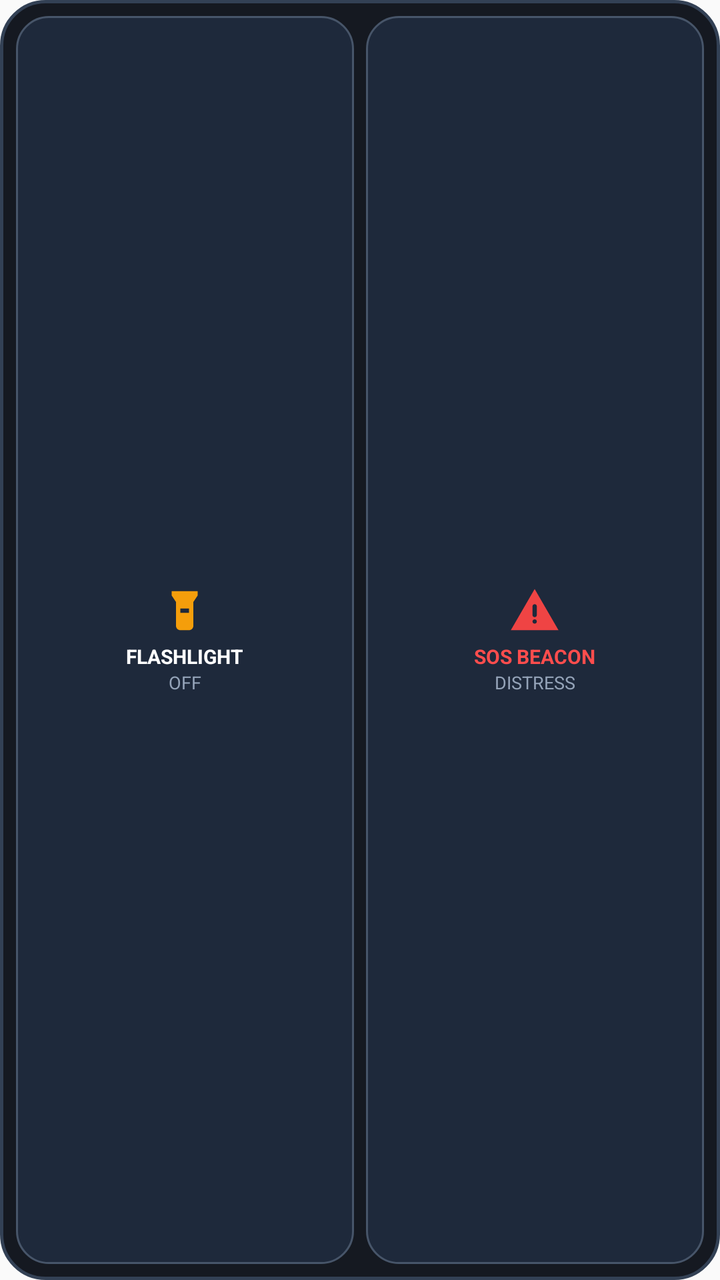
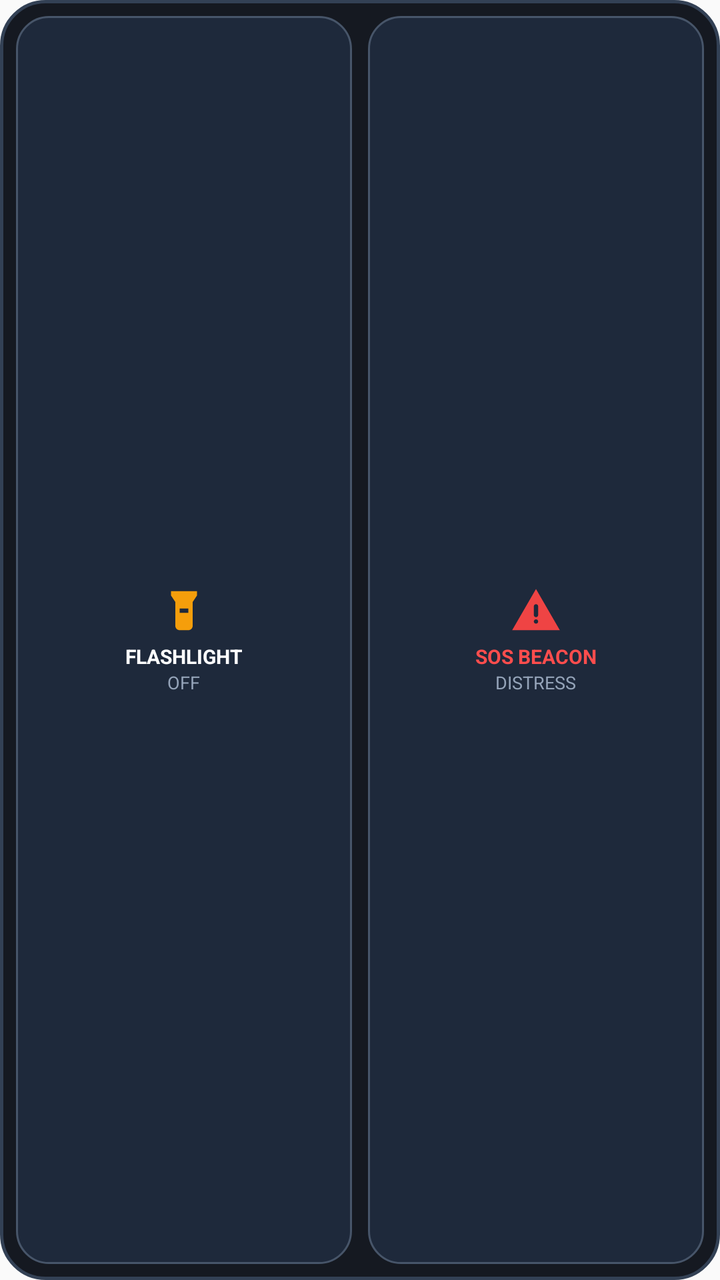

Two renders of the same Android screen: before a commit and after it. Below are the layout's source before the change and the commit's diff.
<!-- AndroidManifest.xml: application theme AppTheme -->
<!-- res/layout/lightflash_app_widget.xml -->
<?xml version="1.0" encoding="utf-8"?>
<LinearLayout xmlns:android="http://schemas.android.com/apk/res/android"
    android:id="@+id/widget_root"
    android:layout_width="match_parent"
    android:layout_height="match_parent"
    android:orientation="horizontal"
    android:background="@drawable/widget_bg"
    android:padding="8dp"
    android:gravity="center_vertical">

    
    <LinearLayout
        android:id="@+id/widget_torch_btn"
        android:layout_width="0dp"
        android:layout_height="match_parent"
        android:layout_weight="1"
        android:orientation="vertical"
        android:gravity="center"
        android:background="@drawable/widget_btn_bg">

        <ImageView
            android:id="@+id/widget_torch_icon"
            android:layout_width="26dp"
            android:layout_height="26dp"
            android:src="@drawable/ic_widget_torch"
            android:contentDescription="Toggle Flashlight" />

        <TextView
            android:id="@+id/widget_torch_label"
            android:layout_width="wrap_content"
            android:layout_height="wrap_content"
            android:text="FLASHLIGHT"
            android:textColor="#FFFFFF"
            android:textSize="10sp"
            android:textStyle="bold"
            android:layout_marginTop="3dp" />

        <TextView
            android:id="@+id/widget_torch_status"
            android:layout_width="wrap_content"
            android:layout_height="wrap_content"
            android:text="OFF"
            android:textColor="#94A3B8"
            android:textSize="9sp" />
    </LinearLayout>

    <View
        android:layout_width="6dp"
        android:layout_height="match_parent" />

    
    <LinearLayout
        android:id="@+id/widget_sos_btn"
        android:layout_width="0dp"
        android:layout_height="match_parent"
        android:layout_weight="1"
        android:orientation="vertical"
        android:gravity="center"
        android:background="@drawable/widget_btn_bg">

        <ImageView
            android:id="@+id/widget_sos_icon"
            android:layout_width="26dp"
            android:layout_height="26dp"
            android:src="@drawable/ic_widget_sos"
            android:contentDescription="Emergency SOS" />

        <TextView
            android:id="@+id/widget_sos_label"
            android:layout_width="wrap_content"
            android:layout_height="wrap_content"
            android:text="SOS BEACON"
            android:textColor="#FF4D4D"
            android:textSize="10sp"
            android:textStyle="bold"
            android:layout_marginTop="3dp" />

        <TextView
            android:id="@+id/widget_sos_status"
            android:layout_width="wrap_content"
            android:layout_height="wrap_content"
            android:text="DISTRESS"
            android:textColor="#94A3B8"
            android:textSize="9sp" />
    </LinearLayout>
</LinearLayout>
<!-- resources referenced by this layout -->
<resources>
  <!-- drawable ic_widget_sos (drawable) -->
  <vector xmlns:android="http://schemas.android.com/apk/res/android"
      android:width="32dp"
      android:height="32dp"
      android:viewportWidth="24"
      android:viewportHeight="24">
      <path
          android:fillColor="#EF4444"
          android:pathData="M12,2L1,21h22L12,2zM12,18c-0.55,0 -1,-0.45 -1,-1s0.45,-1 1,-1 1,0.45 1,1 -0.45,1 -1,1zM11,14v-4c0,-0.55 0.45,-1 1,-1s1,0.45 1,1v4c0,0.55 -0.45,1 -1,1s-1,-0.45 -1,-1z" />
  </vector>
  <!-- drawable ic_widget_torch (drawable) -->
  <vector xmlns:android="http://schemas.android.com/apk/res/android"
      android:width="32dp"
      android:height="32dp"
      android:viewportWidth="24"
      android:viewportHeight="24">
      <path
          android:fillColor="#F59E0B"
          android:pathData="M18,5V3H6v2l2,3v11c0,1.1 0.9,2 2,2h4c1.1,0 2,-0.9 2,-2V8L18,5zM14,13h-4v-2h4V13z" />
  </vector>
  <!-- drawable widget_bg (drawable) -->
  <?xml version="1.0" encoding="utf-8"?>
  <shape xmlns:android="http://schemas.android.com/apk/res/android"
      android:shape="rectangle">
      <solid android:color="#F2090D16" />
      <corners android:radius="22dp" />
      <stroke android:width="1.5dp" android:color="#334155" />
  </shape>
  <!-- drawable widget_btn_bg (drawable) -->
  <?xml version="1.0" encoding="utf-8"?>
  <shape xmlns:android="http://schemas.android.com/apk/res/android"
      android:shape="rectangle">
      <solid android:color="#1E293B" />
      <corners android:radius="16dp" />
      <stroke android:width="1dp" android:color="#475569" />
  </shape>
  <style name="AppTheme" parent="Theme.AppCompat.Light.DarkActionBar">
          
          <item name="colorPrimary">@color/colorPrimary</item>
          <item name="colorPrimaryDark">@color/colorPrimaryDark</item>
          <item name="colorAccent">@color/colorAccent</item>
      </style>
  <color name="colorPrimary">#090d16</color>
  <color name="colorPrimaryDark">#000000</color>
  <color name="colorAccent">#f59e0b</color>
</resources>

<!-- the commit's change to res/layout/lightflash_app_widget.xml (unified diff, before → after) -->
@@ -9,44 +9,85 @@
     android:gravity="center_vertical">
 
     
-    <LinearLayout
-        android:id="@+id/widget_torch_btn"
+    <FrameLayout
+        android:id="@+id/widget_torch_container"
         android:layout_width="0dp"
         android:layout_height="match_parent"
         android:layout_weight="1"
-        android:orientation="vertical"
-        android:gravity="center"
-        android:background="@drawable/widget_btn_bg">
+        android:layout_marginEnd="4dp">
 
-        <ImageView
-            android:id="@+id/widget_torch_icon"
-            android:layout_width="26dp"
-            android:layout_height="26dp"
-            android:src="@drawable/ic_widget_torch"
-            android:contentDescription="Toggle Flashlight" />
+        
+        <LinearLayout
+            android:id="@+id/widget_torch_off_btn"
+            android:layout_width="match_parent"
+            android:layout_height="match_parent"
+            android:orientation="vertical"
+            android:gravity="center"
+            android:background="@drawable/widget_btn_bg">
 
-        <TextView
-            android:id="@+id/widget_torch_label"
-            android:layout_width="wrap_content"
-            android:layout_height="wrap_content"
-            android:text="FLASHLIGHT"
-            android:textColor="#FFFFFF"
-            android:textSize="10sp"
-            android:textStyle="bold"
-            android:layout_marginTop="3dp" />
+            <ImageView
+                android:id="@+id/widget_torch_off_icon"
+                android:layout_width="26dp"
+                android:layout_height="26dp"
+                android:src="@drawable/ic_widget_torch"
+                android:contentDescription="Toggle Flashlight" />
 
-        <TextView
-            android:id="@+id/widget_torch_status"
-            android:layout_width="wrap_content"
-            android:layout_height="wrap_content"
-            android:text="OFF"
-            android:textColor="#94A3B8"
-            android:textSize="9sp" />
-    </LinearLayout>
+            <TextView
+                android:id="@+id/widget_torch_off_label"
+                android:layout_width="wrap_content"
+                android:layout_height="wrap_content"
+                android:text="FLASHLIGHT"
+                android:textColor="#FFFFFF"
+                android:textSize="10sp"
+                android:textStyle="bold"
+                android:layout_marginTop="3dp" />
 
-    <View
-        android:layout_width="6dp"
-        android:layout_height="match_parent" />
+            <TextView
+                android:id="@+id/widget_torch_off_status"
+                android:layout_width="wrap_content"
+                android:layout_height="wrap_content"
+                android:text="OFF"
+                android:textColor="#94A3B8"
+                android:textSize="9sp" />
+        </LinearLayout>
+
+        
+        <LinearLayout
+            android:id="@+id/widget_torch_on_btn"
+            android:layout_width="match_parent"
+            android:layout_height="match_parent"
+            android:orientation="vertical"
+            android:gravity="center"
+            android:visibility="gone"
+            android:background="@drawable/widget_btn_torch_on">
+
+            <ImageView
+                android:id="@+id/widget_torch_on_icon"
+                android:layout_width="26dp"
+                android:layout_height="26dp"
+                android:src="@drawable/ic_widget_torch_on"
+                android:contentDescription="Toggle Flashlight" />
+
+            <TextView
+                android:id="@+id/widget_torch_on_label"
+                android:layout_width="wrap_content"
+                android:layout_height="wrap_content"
+                android:text="FLASHLIGHT"
+                android:textColor="#000000"
+                android:textSize="10sp"
+                android:textStyle="bold"
+                android:layout_marginTop="3dp" />
+
+            <TextView
+                android:id="@+id/widget_torch_on_status"
+                android:layout_width="wrap_content"
+                android:layout_height="wrap_content"
+                android:text="LIGHT ON"
+                android:textColor="#000000"
+                android:textSize="9sp"
+                android:textStyle="bold" />
+        </LinearLayout>
+    </FrameLayout>
 
     
     <LinearLayout
@@ -54,6 +95,7 @@
         android:layout_width="0dp"
         android:layout_height="match_parent"
         android:layout_weight="1"
+        android:layout_marginStart="4dp"
         android:orientation="vertical"
         android:gravity="center"
         android:background="@drawable/widget_btn_bg">
<!-- resource entries referenced after the edit -->
@@ -20,6 +20,16 @@
           android:fillColor="#F59E0B"
           android:pathData="M18,5V3H6v2l2,3v11c0,1.1 0.9,2 2,2h4c1.1,0 2,-0.9 2,-2V8L18,5zM14,13h-4v-2h4V13z" />
   </vector>
+  <!-- drawable ic_widget_torch_on (drawable) -->
+  <vector xmlns:android="http://schemas.android.com/apk/res/android"
+      android:width="32dp"
+      android:height="32dp"
+      android:viewportWidth="24"
+      android:viewportHeight="24">
+      <path
+          android:fillColor="#000000"
+          android:pathData="M18,5V3H6v2l2,3v11c0,1.1 0.9,2 2,2h4c1.1,0 2,-0.9 2,-2V8L18,5zM14,13h-4v-2h4V13z" />
+  </vector>
   <!-- drawable widget_bg (drawable) -->
   <?xml version="1.0" encoding="utf-8"?>
   <shape xmlns:android="http://schemas.android.com/apk/res/android"
@@ -36,6 +46,14 @@
       <corners android:radius="16dp" />
       <stroke android:width="1dp" android:color="#475569" />
   </shape>
+  <!-- drawable widget_btn_torch_on (drawable) -->
+  <?xml version="1.0" encoding="utf-8"?>
+  <shape xmlns:android="http://schemas.android.com/apk/res/android"
+      android:shape="rectangle">
+      <solid android:color="#F59E0B" />
+      <corners android:radius="16dp" />
+      <stroke android:width="1.5dp" android:color="#FDE68A" />
+  </shape>
   <style name="AppTheme" parent="Theme.AppCompat.Light.DarkActionBar">
           
           <item name="colorPrimary">@color/colorPrimary</item>
